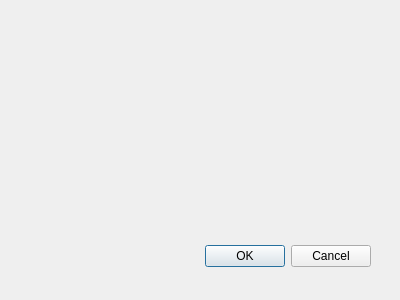
First picture: the form in error.ui, repository squarenabla/ANN, before the edit.
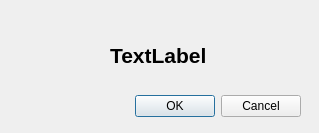
Second picture: the form after the edit.

What changed in the file:
```diff
--- a/error.ui
+++ b/error.ui
@@ -8,8 +8,8 @@
    <rect>
     <x>0</x>
     <y>0</y>
-    <width>400</width>
-    <height>300</height>
+    <width>319</width>
+    <height>133</height>
    </rect>
   </property>
   <property name="windowTitle">
@@ -18,9 +18,9 @@
   <widget class="QDialogButtonBox" name="buttonBox">
    <property name="geometry">
     <rect>
-     <x>30</x>
-     <y>240</y>
-     <width>341</width>
+     <x>120</x>
+     <y>90</y>
+     <width>181</width>
      <height>32</height>
     </rect>
    </property>
@@ -31,6 +31,26 @@
     <set>QDialogButtonBox::Cancel|QDialogButtonBox::Ok</set>
    </property>
   </widget>
+  <widget class="QLabel" name="label">
+   <property name="geometry">
+    <rect>
+     <x>110</x>
+     <y>40</y>
+     <width>111</width>
+     <height>31</height>
+    </rect>
+   </property>
+   <property name="font">
+    <font>
+     <pointsize>16</pointsize>
+     <weight>75</weight>
+     <bold>true</bold>
+    </font>
+   </property>
+   <property name="text">
+    <string>TextLabel</string>
+   </property>
+  </widget>
  </widget>
  <pixmapfunction/>
  <resources/>
```
Left out of the diff: 7 changed lines with no effect on the pictures.
